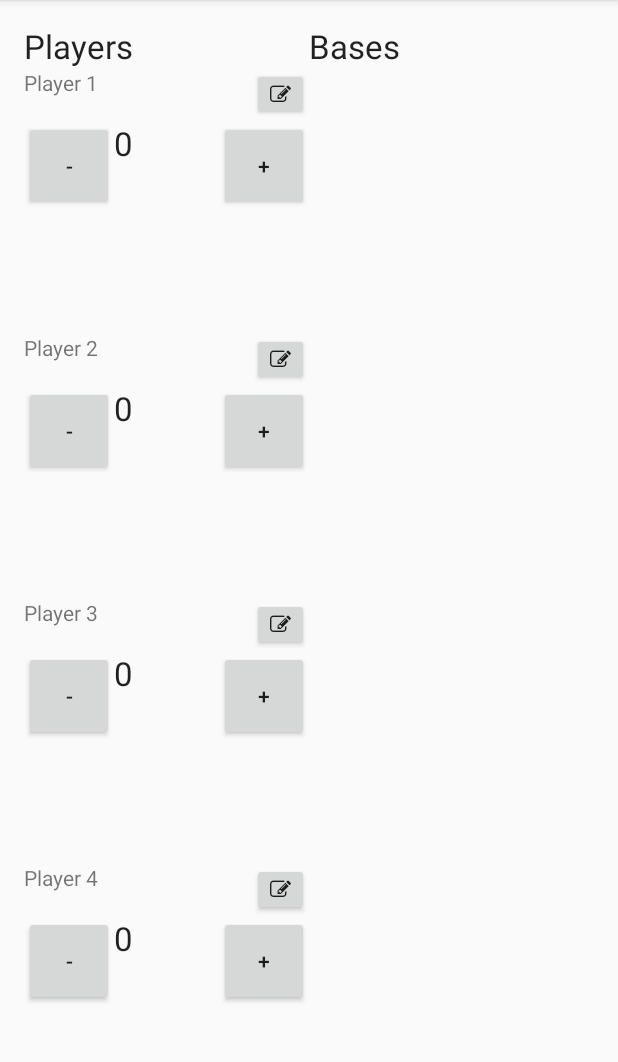
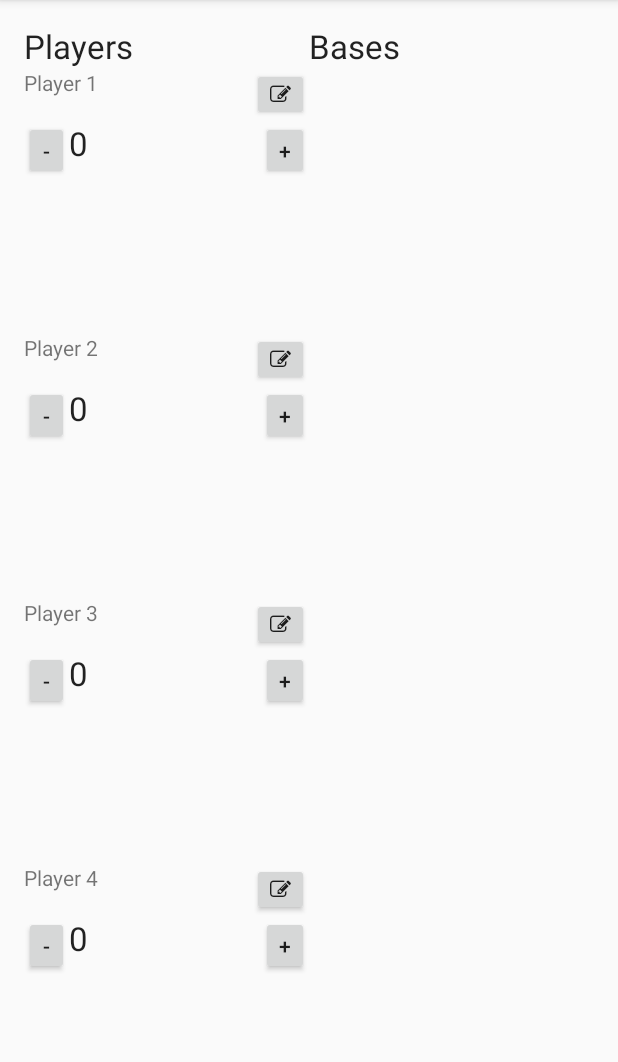
Before and after one commit to BenignBeppe/SmashUpCompanion, an Android app: the screen it shows after launch (MainActivity), on a phone screen of 412 x 824 dp, the part 84-1146 px from its top. Run offline under Robolectric (Android 15) with nearby library versions, the phone set to English and light mode, and no system bars.

Commit message:
Added lanscape mode.

```diff
--- a/app/src/main/java/com/github/benignbeppe/smashupcompanion/MainActivity.java
+++ b/app/src/main/java/com/github/benignbeppe/smashupcompanion/MainActivity.java
@@ -1,5 +1,7 @@
 package com.github.benignbeppe.smashupcompanion;
 
+import android.content.pm.ActivityInfo;
+import android.content.res.Configuration;
 import android.os.Bundle;
 import android.support.v7.app.AppCompatActivity;
 import android.support.v7.widget.Toolbar;
@@ -41,8 +43,20 @@ public class MainActivity extends AppCompatActivity {
 
     private void createPlayer(String name, int points) {
         Log.d(getClass().getSimpleName(), "Adding player: '" + name + "'");
-        ViewGroup playersArea = (ViewGroup)findViewById(R.id.playersArea);
-        View.inflate(this, R.layout.player, playersArea);
+        ViewGroup parent;
+        if(getResources().getConfiguration().orientation ==
+                Configuration.ORIENTATION_LANDSCAPE) {
+            if(players.size() < 2) {
+                parent = (ViewGroup)findViewById(R.id.playersRow1);
+            }
+            else {
+                parent = (ViewGroup)findViewById(R.id.playersRow2);
+            }
+        }
+        else {
+            parent = (ViewGroup)findViewById(R.id.playersArea);
+        }
+        View.inflate(this, R.layout.player, parent);
         Player addedPlayer = players.get(players.size() - 1);
         addedPlayer.changeName(name);
         addedPlayer.changePoints(points);
--- /dev/null
+++ b/app/src/main/res/layout-land/content_main.xml
@@ -0,0 +1,55 @@
+<?xml version="1.0" encoding="utf-8"?>
+<RelativeLayout
+    xmlns:android="http://schemas.android.com/apk/res/android"
+    xmlns:tools="http://schemas.android.com/tools"
+    xmlns:app="http://schemas.android.com/apk/res-auto"
+    android:layout_width="match_parent"
+    android:layout_height="match_parent"
+    android:paddingLeft="@dimen/activity_horizontal_margin"
+    android:paddingRight="@dimen/activity_horizontal_margin"
+    android:paddingTop="@dimen/activity_vertical_margin"
+    android:paddingBottom="@dimen/activity_vertical_margin"
+    app:layout_behavior="@string/appbar_scrolling_view_behavior"
+    tools:showIn="@layout/activity_main"
+    tools:context=".MainActivity">
+
+    <LinearLayout
+        android:orientation="horizontal"
+        android:layout_width="match_parent"
+        android:layout_height="match_parent"
+        android:layout_alignParentTop="true"
+        android:layout_alignParentLeft="true"
+        android:layout_alignParentStart="true">
+
+        <LinearLayout
+                android:orientation="vertical"
+                android:layout_height="match_parent"
+                android:layout_width="0dp"
+                android:layout_weight="1">
+            <TextView
+                android:layout_width="wrap_content"
+                android:layout_height="wrap_content"
+                android:textAppearance="?android:attr/textAppearanceLarge"
+                android:text="@string/playersTitle" />
+            <TableLayout
+                android:id="@+id/playersArea"
+                android:orientation="vertical"
+                android:layout_height="match_parent"
+                android:layout_width="match_parent">
+                <TableRow android:id="@+id/playersRow1" />
+                <TableRow android:id="@+id/playersRow2" />
+            </TableLayout>
+        </LinearLayout>
+        <LinearLayout
+                android:orientation="vertical"
+                android:layout_height="match_parent"
+                android:layout_width="0dp"
+                android:layout_weight="1">
+            <TextView
+                android:layout_width="wrap_content"
+                android:layout_height="wrap_content"
+                android:textAppearance="?android:attr/textAppearanceLarge"
+                android:text="@string/basesTitle" />
+        </LinearLayout>
+    </LinearLayout>
+</RelativeLayout>
--- a/app/src/main/res/layout/activity_main.xml
+++ b/app/src/main/res/layout/activity_main.xml
@@ -22,6 +22,6 @@
 
     </android.support.design.widget.AppBarLayout>
 
-    <include layout="@layout/content_main"/>
+    <include layout="@layout/content_main" />
 
 </android.support.design.widget.CoordinatorLayout>
--- a/app/src/main/res/layout/player.xml
+++ b/app/src/main/res/layout/player.xml
@@ -3,7 +3,7 @@
         xmlns:android="http://schemas.android.com/apk/res/android"
         android:orientation="vertical"
         android:layout_width="fill_parent"
-        android:layout_height="fill_parent"
+        android:layout_height="wrap_content"
         android:layout_weight="1">
     <LinearLayout
             android:layout_width="fill_parent"
@@ -25,14 +25,14 @@
     </LinearLayout>
     <LinearLayout
             android:layout_width="fill_parent"
-            android:layout_height="fill_parent"
+            android:layout_height="wrap_content"
             android:orientation="horizontal">
         <Button
             android:id="@+id/decrease"
             android:layout_width="wrap_content"
             android:layout_height="wrap_content"
-            android:minWidth="60dp"
-            android:minHeight="60dp"
+            android:minWidth="30dp"
+            android:minHeight="30dp"
             android:text="@string/decrease" />
         <TextView
             android:id="@+id/points"
@@ -46,8 +46,8 @@
             android:id="@+id/increase"
             android:layout_width="wrap_content"
             android:layout_height="wrap_content"
-            android:minWidth="60dp"
-            android:minHeight="60dp"
+            android:minWidth="30dp"
+            android:minHeight="30dp"
             android:text="@string/increase" />
     </LinearLayout>
 </com.github.benignbeppe.smashupcompanion.Player>
```
